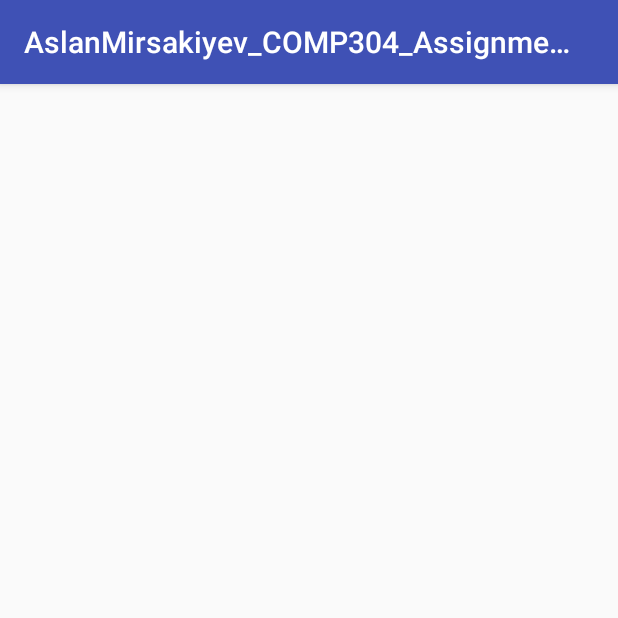
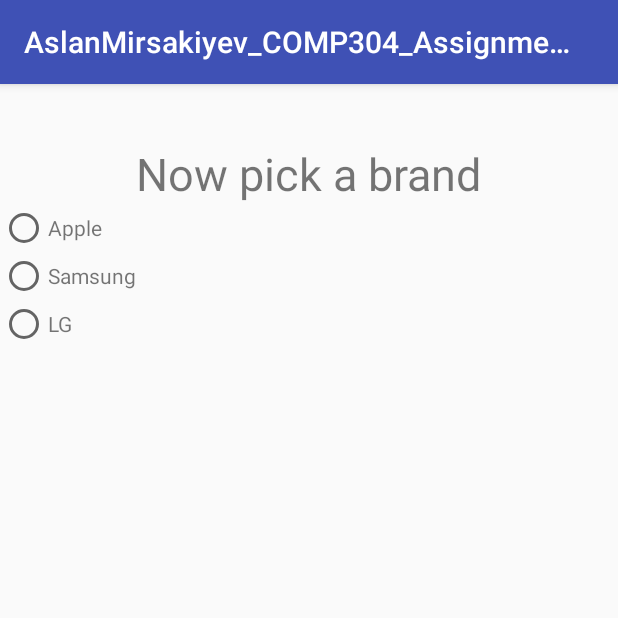
Before and after one commit to mirsakiyev/COMP-304, an Android app: the BrandsActivity screen opened directly, with no data from a screen before it, on a phone screen of 412 x 824 dp, the top half of it. Run offline under Robolectric (Android 15) with nearby library versions, the phone set to English and light mode, and no system bars.

Commit message:
Added RadioButtons and TextViews for the brancds

```diff
--- a/AslanMirsakiyev_COMP304_Assignment2/app/src/main/java/com/example/aslanmr/aslanmirsakiyev_comp304_assignment2/CategoriesActivity.java
+++ b/AslanMirsakiyev_COMP304_Assignment2/app/src/main/java/com/example/aslanmr/aslanmirsakiyev_comp304_assignment2/CategoriesActivity.java
@@ -13,12 +13,13 @@ public class CategoriesActivity extends AppCompatActivity {
 
     ListView listView;
 
+    //initialize an array with category items
     String[] categoriesItems=new String[]{
                                             "Phones",
                                             "Laptops",
                                             "Smart Watches",
                                             "TVs"
-                                    };
+                                            };
 
     @Override
     protected void onCreate(Bundle savedInstanceState) {
--- a/AslanMirsakiyev_COMP304_Assignment2/app/src/main/res/layout/activity_brands.xml
+++ b/AslanMirsakiyev_COMP304_Assignment2/app/src/main/res/layout/activity_brands.xml
@@ -1,9 +1,10 @@
 <?xml version="1.0" encoding="utf-8"?>
-<RelativeLayout xmlns:android="http://schemas.android.com/apk/res/android"
+<LinearLayout xmlns:android="http://schemas.android.com/apk/res/android"
     xmlns:app="http://schemas.android.com/apk/res-auto"
     xmlns:tools="http://schemas.android.com/tools"
     android:layout_width="match_parent"
     android:layout_height="match_parent"
+    android:orientation="vertical"
     tools:context=".BrandsActivity">
 
     <TextView
@@ -12,4 +13,82 @@
         android:layout_width="match_parent"
         android:layout_height="wrap_content" />
 
-</RelativeLayout>
+
+    <TextView
+        android:text="Now pick a brand"
+        android:layout_marginTop="20dp"
+        android:textSize="30dp"
+        android:layout_gravity="center"
+        android:layout_width="wrap_content"
+        android:layout_height="wrap_content" />
+
+
+
+    <!-- Apple -->
+    <LinearLayout
+        android:layout_width="wrap_content"
+        android:layout_height="wrap_content"
+        android:orientation="horizontal">
+
+        <RadioButton
+            android:id="@+id/appleRadBtn"
+            android:checked="false"
+            android:layout_width="wrap_content"
+            android:layout_height="wrap_content" />
+
+        <TextView
+            android:id="@+id/appleTextView"
+            android:text="Apple"
+            android:layout_width="wrap_content"
+            android:layout_height="wrap_content" />
+    </LinearLayout>
+
+
+
+
+    <!-- Samsung -->
+    <LinearLayout
+        android:layout_width="wrap_content"
+        android:layout_height="wrap_content"
+        android:orientation="horizontal">
+
+        <RadioButton
+            android:id="@+id/samsungRadBtn"
+            android:checked="false"
+            android:layout_width="wrap_content"
+            android:layout_height="wrap_content" />
+
+        <TextView
+            android:id="@+id/samsungTextView"
+            android:text="Samsung"
+            android:layout_width="wrap_content"
+            android:layout_height="wrap_content" />
+    </LinearLayout>
+
+
+
+
+    <!-- LG -->
+    <LinearLayout
+        android:layout_width="wrap_content"
+        android:layout_height="wrap_content"
+        android:orientation="horizontal">
+
+        <RadioButton
+            android:id="@+id/lgRadBtn"
+            android:checked="false"
+            android:layout_width="wrap_content"
+            android:layout_height="wrap_content" />
+
+        <TextView
+            android:id="@+id/lgTextView"
+            android:text="LG"
+            android:layout_width="wrap_content"
+            android:layout_height="wrap_content" />
+    </LinearLayout>
+
+
+
+
+
+</LinearLayout>
--- a/AslanMirsakiyev_COMP304_Assignment2/app/src/main/res/layout/activity_categories.xml
+++ b/AslanMirsakiyev_COMP304_Assignment2/app/src/main/res/layout/activity_categories.xml
@@ -1,5 +1,5 @@
 <?xml version="1.0" encoding="utf-8"?>
-<RelativeLayout xmlns:android="http://schemas.android.com/apk/res/android"
+<LinearLayout xmlns:android="http://schemas.android.com/apk/res/android"
     xmlns:app="http://schemas.android.com/apk/res-auto"
     xmlns:tools="http://schemas.android.com/tools"
     android:layout_width="match_parent"
@@ -7,21 +7,21 @@
     android:orientation="vertical"
     tools:context=".CategoriesActivity">
 
-    <!--
+
     <TextView
         android:text="Categories of our Products"
         android:layout_marginTop="20dp"
         android:textSize="20dp"
         android:layout_gravity="center"
         android:layout_width="wrap_content"
-        android:layout_height="wrap_content" /> -->
+        android:layout_height="wrap_content" />
 
     <ListView
+        android:id="@+id/categoriesListView"
         android:layout_marginTop="50dp"
-        android:id="@+id/categoriesListView"
         android:layout_width="match_parent"
         android:layout_height="match_parent">
     </ListView>
 
 
-</RelativeLayout>
+</LinearLayout>
--- a/AslanMirsakiyev_COMP304_Assignment2/app/src/main/res/values/strings.xml
+++ b/AslanMirsakiyev_COMP304_Assignment2/app/src/main/res/values/strings.xml
@@ -1,10 +1,4 @@
 <resources>
     <string name="app_name">AslanMirsakiyev_COMP304_Assignment2</string>
 
-    <string-array name="categoriesArray">
-        <item>Phones</item>
-        <item>Laptops</item>
-        <item>Smart Watches</item>
-        <item>TVs</item>
-    </string-array>
 </resources>
```
Also changed, not shown: AslanMirsakiyev_COMP304_Assignment2/app/src/main/java/com/example/aslanmr/aslanmirsakiyev_comp304_assignment2/BrandsActivity.java (+7 -0 lines).
